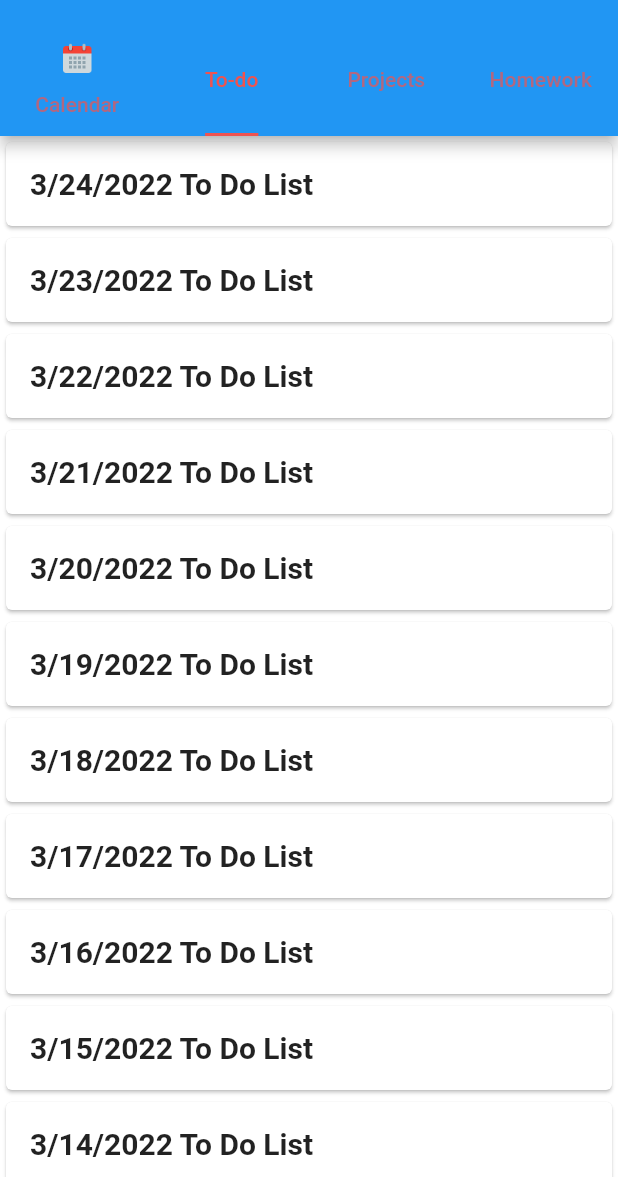
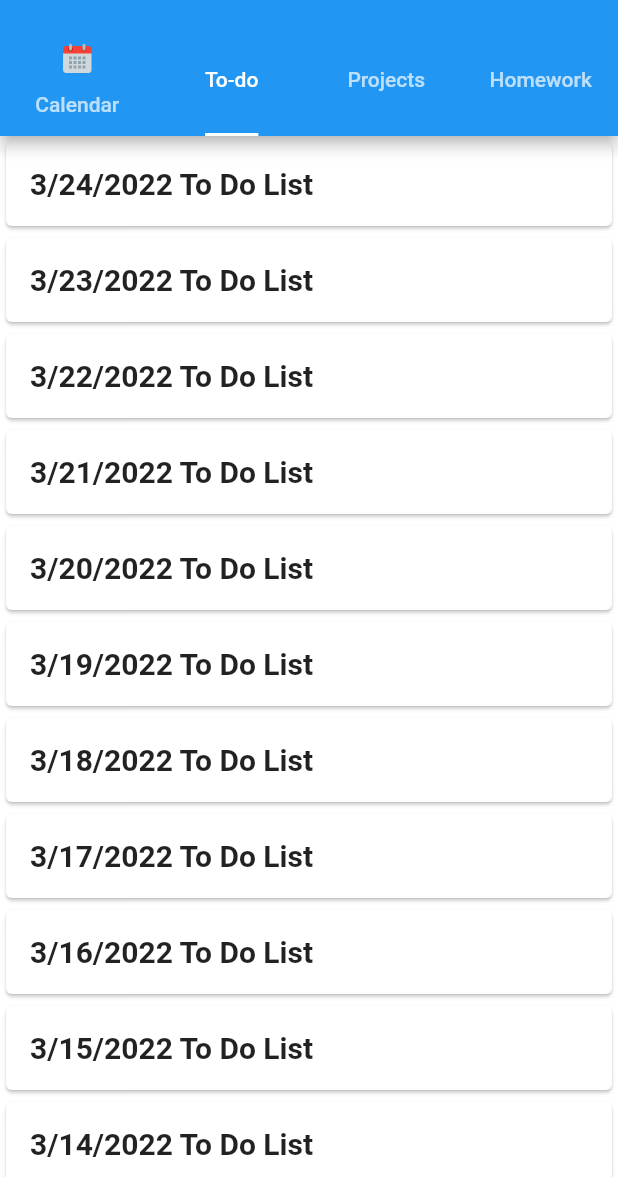
Before and after one commit to nathanafox-us/DayToDay, a Flutter app: the screen it shows after launch, tab 2 chosen, on a phone screen of 412 x 824 dp, the part 59-1236 px from its top. Run offline on Flutter 3.47's test engine with Material 2 defaults, Android fonts, the phone set to English and light mode, and no system bars; our stand-ins replace firebase_core, firebase_database; accounts and stored records are empty.

Commit message:
added checkboxes and made a to do list class and widget classes to prepare for adding in database functionality

```diff
--- a/lib/main.dart
+++ b/lib/main.dart
@@ -1,6 +1,6 @@
 import 'package:day_to_day/Months.dart';
-import 'package:day_to_day/ToDoList.dart';
-import 'package:day_to_day/ToDoListDirectory.dart';
+import 'package:day_to_day/to_do_list_directory_widget.dart';
+import 'package:day_to_day/to_do_list_widget.dart';
 import 'package:flutter/cupertino.dart';
 import 'package:flutter/material.dart';
 import 'dart:math';
@@ -91,11 +91,12 @@ class _MyStatefulWidgetState extends State<MyStatefulWidget>
     String monthIAmIn = n.currentMonth;
     return Scaffold(
       appBar: AppBar(
+        //backgroundColor: Colors.red[400]!,
         title: const Text('DayToDay'),
         //backgroundColor: Colors.black,
         bottom: TabBar(
-          indicatorColor: Colors.red[400]!,
-          labelColor: labelColorChange,
+          indicatorColor: Colors.white,
+          labelColor: Colors.white,
           controller: _tabController,
           indicatorSize: TabBarIndicatorSize.label,
           tabs: <Widget>[
@@ -155,7 +156,7 @@ class _MyStatefulWidgetState extends State<MyStatefulWidget>
               );
             },
           ),
-          ToDoListDirectory(),
+          ToDoListDirectoryWidget(),
           Center(
             child: Text("Projects"),
           ),
--- /dev/null
+++ b/lib/to_do_list_widget.dart
@@ -0,0 +1,56 @@
+import 'package:flutter/material.dart';
+import 'package:day_to_day/to_do_list_directory_widget.dart';
+import 'package:day_to_day/to_do_list.dart';
+
+// test of ToDoList class to use to make the directory and individual lists
+List<ToDoList> initializeTest(int size) {
+  DateTime todaysDate =
+      DateTime.now(); // temporary holder before backend implementation
+  List<ToDoList> lists = [];
+
+  for (int i = 0; i < size; i++) {
+    String title = todaysDate.month.toString() +
+        "/" +
+        (todaysDate.day - i).toString() +
+        "/" +
+        todaysDate.year.toString() +
+        " To Do List";
+
+    var list = ToDoList(title);
+    lists.add(list);
+  }
+
+  return lists;
+}
+
+class ToDoListDirectoryWidget extends StatelessWidget {
+  const ToDoListDirectoryWidget({Key? key}) : super(key: key);
+
+  @override
+  Widget build(BuildContext context) {
+    List<ToDoList> lists = initializeTest(20);
+    // makes the list
+    return ListView.builder(
+      itemCount: lists.length, //change for when backedn is running
+
+      // for loop to make each card of teh list
+      itemBuilder: (context, int index) {
+        return Card(
+            child: ListTile(
+          // change the text when backend is running
+          title: Text(
+            lists[index].title,
+            style: const TextStyle(fontWeight: FontWeight.bold, fontSize: 20),
+          ),
+          // might have to use the normal routing style
+          // tap functionality
+          onTap: () {
+            Navigator.of(context).push(MaterialPageRoute(builder: (context) {
+              return ToDoListWidget(lists[index]);
+            }));
+          }, //will need to fix so it goes to the right note page
+        ));
+      },
+    );
+  }
+}
```
Also changed, not shown: lib/to_do_list.dart (added, +16 -0 lines), lib/to_do_list_directory_widget.dart (added, +49 -0 lines).
